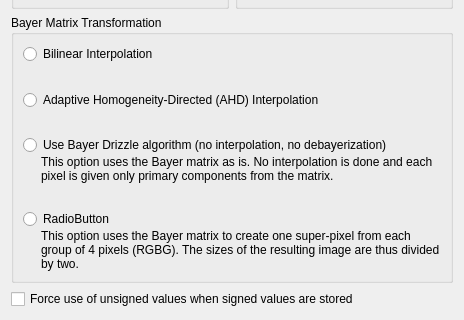
The window that qt/FitsFilesTab.ui (petabyt/DSS) describes before a commit, drawn with Qt 5; both pictures show x 0 to 464 and y 179 to 499 of the 464 by 499 pixel window.
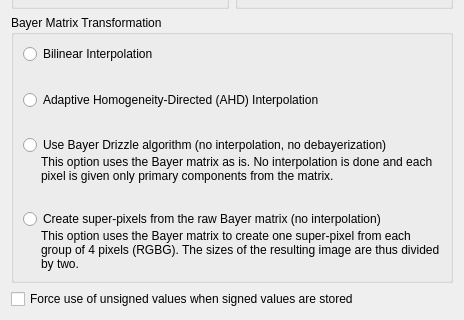
The same window after the commit.

Diff of the .ui file:
```diff
--- a/qt/FitsFilesTab.ui
+++ b/qt/FitsFilesTab.ui
@@ -214,7 +214,7 @@
       <item>
        <widget class="QRadioButton" name="radioButton_4">
         <property name="text">
-         <string>RadioButton</string>
+         <string>Create super-pixels from the raw Bayer matrix (no interpolation)</string>
         </property>
        </widget>
       </item>
```
Left out of the diff: 27 changed lines with no effect on the pictures.
